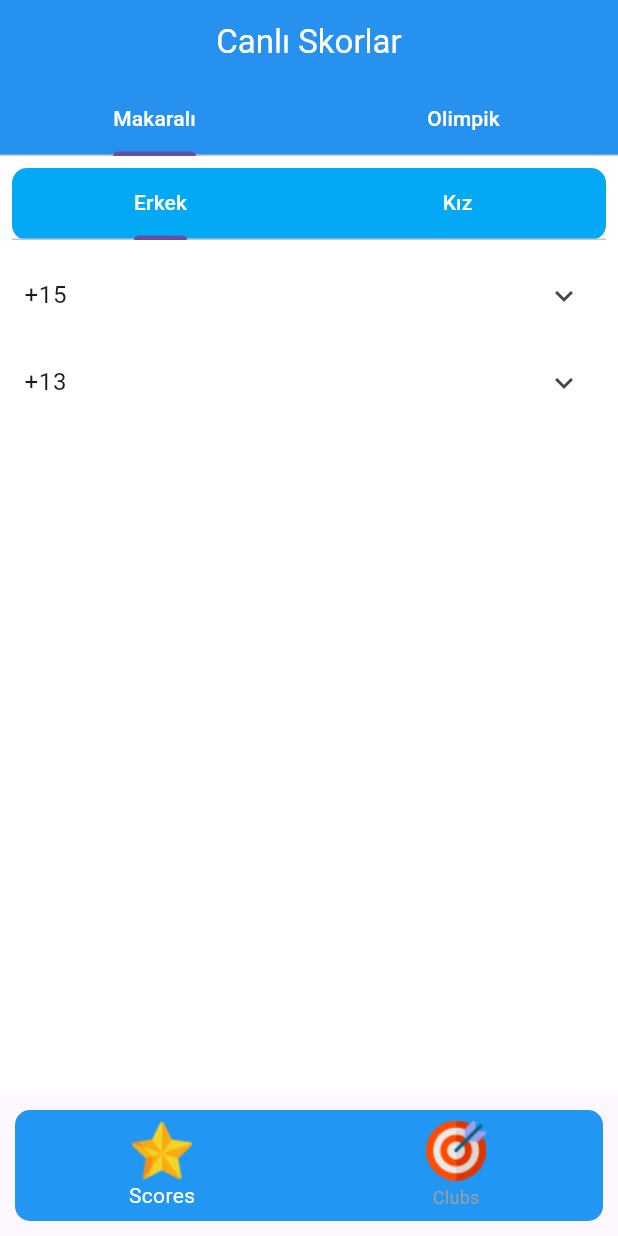
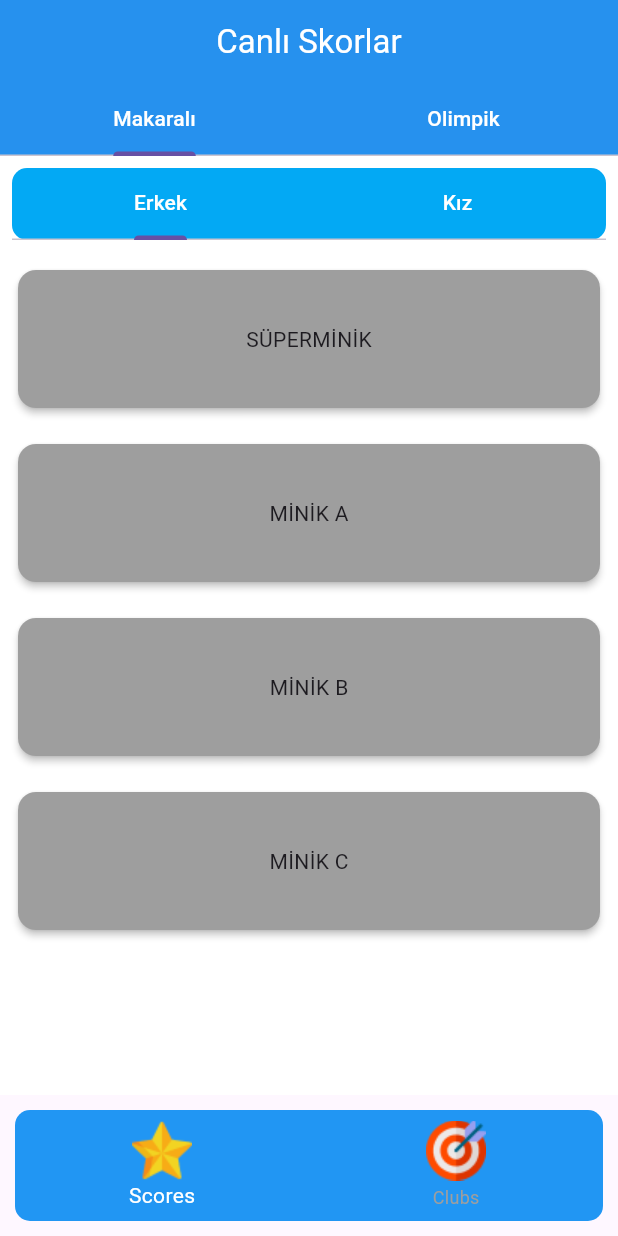
Before and after one commit to kayamustafa33/Capstone, a Flutter app: the screen it shows after launch, after a tap on "Canlı İzle", on a phone screen of 412 x 824 dp. Run offline on Flutter 3.47's test engine with Material 3 defaults, Android fonts, the phone set to English and light mode, and no system bars; our stand-ins replace fluttertoast.

Commit message:
Watch Live | UI design changed.

```diff
--- a/lib/src/views/homeScreen/widgets/BuildAgeGroup.dart
+++ b/lib/src/views/homeScreen/widgets/BuildAgeGroup.dart
@@ -1,14 +1,9 @@
 import 'package:capstone/src/views/watchLiveScreen/widgets/LiveScoreTable.dart';
 import 'package:flutter/material.dart';
 
-Widget buildAgeGroup(String category, String ageGroup, List<List<String>> liveScores) {
-  return ExpansionTile(
-    title: Text(ageGroup),
-    children: [
-      Padding(
-        padding: const EdgeInsets.symmetric(horizontal: 16),
-        child: LiveScoreTable(liveScores: liveScores),
-      ),
-    ],
+Widget buildAgeGroup(String category, String gender, List<List<String>> liveScores) {
+  return Padding(
+    padding: const EdgeInsets.symmetric(horizontal: 16),
+    child: LiveScoreTable(liveScores: liveScores),
   );
 }
--- a/lib/src/views/profileScreen/widgets/ActivitiesScreen.dart
+++ b/lib/src/views/profileScreen/widgets/ActivitiesScreen.dart
@@ -34,7 +34,8 @@ class ActivitiesScreen extends StatelessWidget {
                   Navigator.push(
                     context,
                     MaterialPageRoute(
-                        builder: (context) => const UpcomingEventScreen()),
+                        builder: (context) => const UpcomingEventScreen()
+                    ),
                   );
                 },
                 child: const Text(
--- a/lib/src/views/watchLiveScreen/widgets/LiveScoresScreen.dart
+++ b/lib/src/views/watchLiveScreen/widgets/LiveScoresScreen.dart
@@ -1,3 +1,5 @@
+import 'package:capstone/src/views/watchLiveScreen/widgets/CategoryScreen.dart';
+import 'package:flutter/foundation.dart';
 import 'package:flutter/material.dart';
 import '../../homeScreen/widgets/BuildAgeGroup.dart';
 
@@ -10,7 +12,58 @@ class LiveScoresScreen extends StatefulWidget {
   State<LiveScoresScreen> createState() => _LiveScoreScreenState();
 }
 
-class _LiveScoreScreenState extends State<LiveScoresScreen> {
+class _LiveScoreScreenState extends State<LiveScoresScreen> with TickerProviderStateMixin  {
+  late TabController _tabController;
+  late TabController _mainCategoryTabController;
+
+  String gender = "Erkek";
+  String mainCategory = "Makaralı";
+
+  final List<String> categories = [
+    'SÜPERMİNİK',
+    'MİNİK A',
+    'MİNİK B',
+    'MİNİK C',
+  ];
+
+  final List<List<String>> superMinikErkek = [
+    ["Sarp Taydaş","1"],
+    ["Fuat Topaloğlu","1"],
+    ["İbrahim Orhan Küçükoğlu","1"],
+    ["Uras Damar","1"],
+    ["Buray Erkurt","1"]
+  ];
+
+  @override
+  void initState() {
+    super.initState();
+    _tabController = TabController(length: 2, vsync: this);
+    _tabController.addListener(_handleTabSelection);
+    _mainCategoryTabController = TabController(length: 2, vsync: this);
+    _mainCategoryTabController.addListener(_handleMainTabSelection);
+  }
+
+  void _handleMainTabSelection() {
+    setState(() {
+      if (_mainCategoryTabController.index == 0) {
+        mainCategory = "Makaralı";
+      } else if (_mainCategoryTabController.index == 1) {
+        mainCategory = "Olimpik";
+      }
+    });
+  }
+
+
+  void _handleTabSelection() {
+    setState(() {
+     if(_tabController.index == 0){
+       gender = "Erkek";
+     } else if (_tabController.index == 1){
+       gender = "Kız";
+     }
+    });
+  }
+
   @override
   Widget build(BuildContext context) {
     return DefaultTabController(
@@ -22,8 +75,9 @@ class _LiveScoreScreenState extends State<LiveScoresScreen> {
           backgroundColor: Colors.blue,
           elevation: 2.0,
           iconTheme: const IconThemeData(color: Colors.white),
-          bottom: const TabBar(
-            tabs: [
+          bottom: TabBar(
+            controller: _mainCategoryTabController,
+            tabs: const [
               Tab(
                 child: Text(
                   'Makaralı',
@@ -75,8 +129,9 @@ class _LiveScoreScreenState extends State<LiveScoresScreen> {
                   color: Colors.lightBlue,
                   borderRadius: BorderRadius.all(Radius.circular(10.0)),
                 ),
-                child: const TabBar(
-                  tabs: [
+                child: TabBar(
+                  controller: _tabController,
+                  tabs: const [
                     Tab(
                       child: Text(
                         'Erkek',
@@ -96,8 +151,35 @@ class _LiveScoreScreenState extends State<LiveScoresScreen> {
             Expanded(
               child: TabBarView(
                 children: [
-                  _buildAgeGroups(category, "Erkek"),
-                  _buildAgeGroups(category, "Kız"),
+                  ListView.builder(
+                    itemCount: categories.length,
+                    itemBuilder: (context, index) {
+                      return Padding(
+                        padding: const EdgeInsets.all(8.0),
+                        child: GestureDetector(
+                          onTap: () => {
+                            if(categories[index] == "SÜPERMİNİK" && mainCategory == "Makaralı" && gender == "Erkek"){
+                              Navigator.push(
+                                context,
+                                MaterialPageRoute(
+                                    builder: (context) => CategoryScreen(category: categories[index],gender: gender ,liveScores: superMinikErkek)
+                                ),
+                              ),
+                            }
+                          },
+                          child: SizedBox(
+                            width: double.infinity,
+                            height: 100,
+                            child: Card(
+                              elevation: 2,
+                              color: Colors.grey,
+                              child: Center(child: Text(categories[index])),
+                            ),
+                          ),
+                        ),
+                      );
+                    },
+                  ),
                 ],
               ),
             ),
@@ -106,27 +188,4 @@ class _LiveScoreScreenState extends State<LiveScoresScreen> {
       ),
     );
   }
-
-  Widget _buildAgeGroups(String category, String gender) {
-    return SingleChildScrollView(
-      child: Column(
-        children: [
-          Column(
-            children: [
-              buildAgeGroup(gender, "+15", [
-                ['Player 1', '100'],
-                ['Player 2', '85'],
-                ['Player 3', '70']
-              ]),
-              buildAgeGroup(gender, "+13", [
-                ['Player 4', '95'],
-                ['Player 5', '80'],
-                ['Player 6', '65']
-              ]),
-            ],
-          ),
-        ],
-      ),
-    );
-  }
 }
```
Also changed, not shown: lib/src/views/watchLiveScreen/widgets/CategoryScreen.dart (added, +29 -0 lines).
